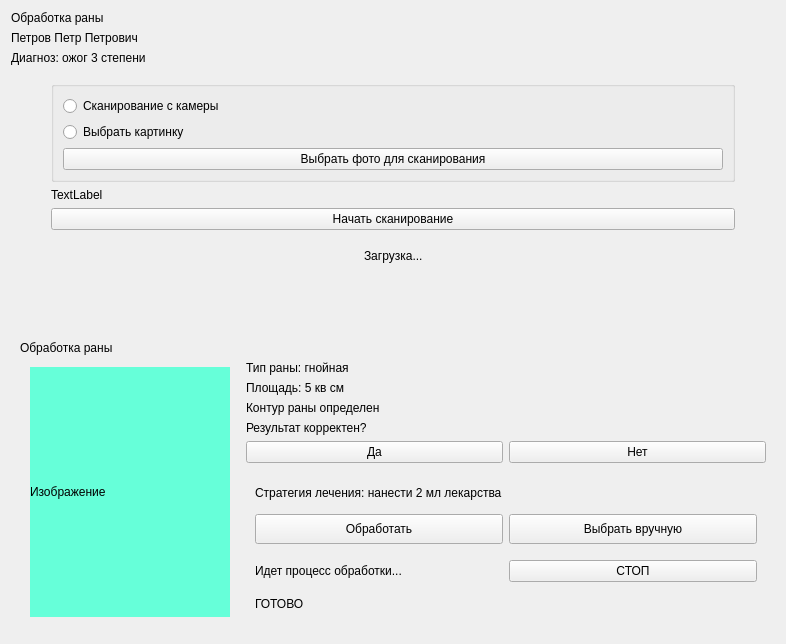
Before: the Qt Designer form view/qt_ui_source/wound_healing_widget.ui in Andrew-up/vgtu_frontend, drawn with Qt 5.
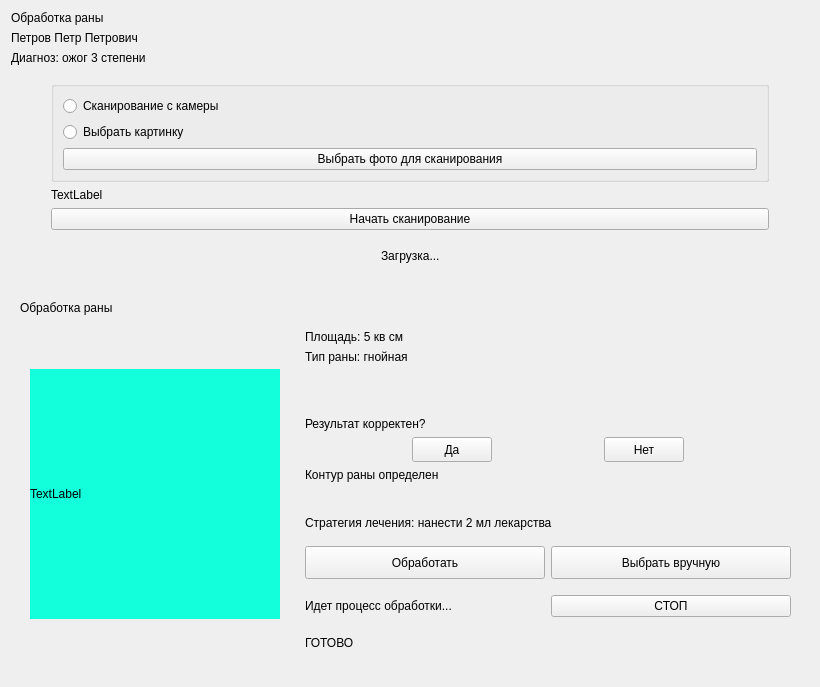
After: the same form once the commit is applied.

The edit to the form file:
```diff
--- a/view/qt_ui_source/wound_healing_widget.ui
+++ b/view/qt_ui_source/wound_healing_widget.ui
@@ -6,8 +6,8 @@
    <rect>
     <x>0</x>
     <y>0</y>
-    <width>786</width>
-    <height>644</height>
+    <width>820</width>
+    <height>687</height>
    </rect>
   </property>
   <property name="windowTitle">
@@ -178,22 +178,6 @@
      </item>
     </layout>
    </item>
-   <item>
-    <spacer name="verticalSpacer_3">
-     <property name="orientation">
-      <enum>Qt::Vertical</enum>
-     </property>
-     <property name="sizeType">
-      <enum>QSizePolicy::Maximum</enum>
-     </property>
-     <property name="sizeHint" stdset="0">
-      <size>
-       <width>20</width>
-       <height>40</height>
-      </size>
-     </property>
-    </spacer>
-   </item>
    <item>
     <widget class="QWidget" name="wound_healing_widget" native="true">
      <property name="sizePolicy">
@@ -238,16 +222,10 @@
           </item>
           <item>
            <widget class="QLabel" name="wound_healing_image">
-            <property name="sizePolicy">
-             <sizepolicy hsizetype="Maximum" vsizetype="Maximum">
-              <horstretch>0</horstretch>
-              <verstretch>0</verstretch>
-             </sizepolicy>
-            </property>
             <property name="minimumSize">
              <size>
-              <width>200</width>
-              <height>200</height>
+              <width>250</width>
+              <height>250</height>
              </size>
             </property>
             <property name="maximumSize">
@@ -256,17 +234,11 @@
               <height>250</height>
              </size>
             </property>
-            <property name="sizeIncrement">
-             <size>
-              <width>0</width>
-              <height>0</height>
-             </size>
-            </property>
             <property name="styleSheet">
-             <string notr="true">background-color: rgb(102, 255, 217);</string>
+             <string notr="true">background-color: rgb(19, 255, 220);</string>
             </property>
             <property name="text">
-             <string>Изображение </string>
+             <string>TextLabel</string>
             </property>
            </widget>
           </item>
@@ -295,12 +267,23 @@
              <number>0</number>
             </property>
             <item>
-             <widget class="QLabel" name="wound_healing_type_wound">
-              <property name="text">
-               <string>Тип раны: гнойная</string>
+             <widget class="QWidget" name="widget_2" native="true">
+              <property name="sizePolicy">
+               <sizepolicy hsizetype="Expanding" vsizetype="Expanding">
+                <horstretch>0</horstretch>
+                <verstretch>0</verstretch>
+               </sizepolicy>
               </property>
-             </widget>
-            </item>
+              <property name="minimumSize">
+               <size>
+                <width>0</width>
+                <height>100</height>
+               </size>
+              </property>
+              <property name="styleSheet">
+               <string notr="true"/>
+              </property>
+              <layout class="QVBoxLayout" name="verticalLayout_10">
             <item>
              <widget class="QLabel" name="wound_healing_area_wound">
               <property name="text">
@@ -309,14 +292,30 @@
              </widget>
             </item>
             <item>
-             <widget class="QLabel" name="label_9">
+                <widget class="QLabel" name="wound_healing_type_wound">
               <property name="text">
-               <string>Контур раны определен</string>
+                  <string>Тип раны: гнойная</string>
               </property>
              </widget>
             </item>
+               <item>
+                <spacer name="verticalSpacer">
+                 <property name="orientation">
+                  <enum>Qt::Vertical</enum>
+                 </property>
+                 <property name="sizeHint" stdset="0">
+                  <size>
+                   <width>20</width>
+                   <height>40</height>
+                  </size>
+                 </property>
+                </spacer>
+               </item>
             <item>
              <layout class="QVBoxLayout" name="wound_healing_layout_result">
+                 <property name="sizeConstraint">
+                  <enum>QLayout::SetDefaultConstraint</enum>
+                 </property>
               <property name="topMargin">
                <number>0</number>
               </property>
@@ -329,23 +328,102 @@
               </item>
               <item>
                <layout class="QHBoxLayout" name="horizontalLayout_2">
+                   <property name="sizeConstraint">
+                    <enum>QLayout::SetDefaultConstraint</enum>
+                   </property>
+                   <item>
+                    <spacer name="horizontalSpacer_9">
+                     <property name="orientation">
+                      <enum>Qt::Horizontal</enum>
+                     </property>
+                     <property name="sizeHint" stdset="0">
+                      <size>
+                       <width>40</width>
+                       <height>20</height>
+                      </size>
+                     </property>
+                    </spacer>
+                   </item>
                 <item>
                  <widget class="QPushButton" name="wound_healing_button_result_yes">
+                     <property name="sizePolicy">
+                      <sizepolicy hsizetype="Maximum" vsizetype="Preferred">
+                       <horstretch>0</horstretch>
+                       <verstretch>0</verstretch>
+                      </sizepolicy>
+                     </property>
+                     <property name="minimumSize">
+                      <size>
+                       <width>0</width>
+                       <height>25</height>
+                      </size>
+                     </property>
                   <property name="text">
                    <string>Да</string>
                   </property>
                  </widget>
                 </item>
+                   <item>
+                    <spacer name="horizontalSpacer_7">
+                     <property name="orientation">
+                      <enum>Qt::Horizontal</enum>
+                     </property>
+                     <property name="sizeHint" stdset="0">
+                      <size>
+                       <width>40</width>
+                       <height>20</height>
+                      </size>
+                     </property>
+                    </spacer>
+                   </item>
                 <item>
                  <widget class="QPushButton" name="wound_healing_button_result_no">
+                     <property name="sizePolicy">
+                      <sizepolicy hsizetype="Maximum" vsizetype="Preferred">
+                       <horstretch>0</horstretch>
+                       <verstretch>0</verstretch>
+                      </sizepolicy>
+                     </property>
+                     <property name="minimumSize">
+                      <size>
+                       <width>0</width>
+                       <height>25</height>
+                      </size>
+                     </property>
                   <property name="text">
                    <string>Нет</string>
                   </property>
-                 </widget>
-                </item>
+                     <property name="autoDefault">
+                      <bool>false</bool>
+                     </property>
+                    </widget>
+                   </item>
+                   <item>
+                    <spacer name="horizontalSpacer_8">
+                     <property name="orientation">
+                      <enum>Qt::Horizontal</enum>
+                     </property>
+                     <property name="sizeHint" stdset="0">
+                      <size>
+                       <width>40</width>
+                       <height>20</height>
+                      </size>
+                     </property>
+                    </spacer>
+                   </item>
                </layout>
               </item>
              </layout>
+               </item>
+               <item>
+                <widget class="QLabel" name="label_9">
+                 <property name="text">
+                  <string>Контур раны определен</string>
+                 </property>
+                </widget>
+               </item>
+              </layout>
+             </widget>
             </item>
             <item>
              <widget class="QWidget" name="widget" native="true">
```
Lines whose indentation alone changed are shown as unchanged.
